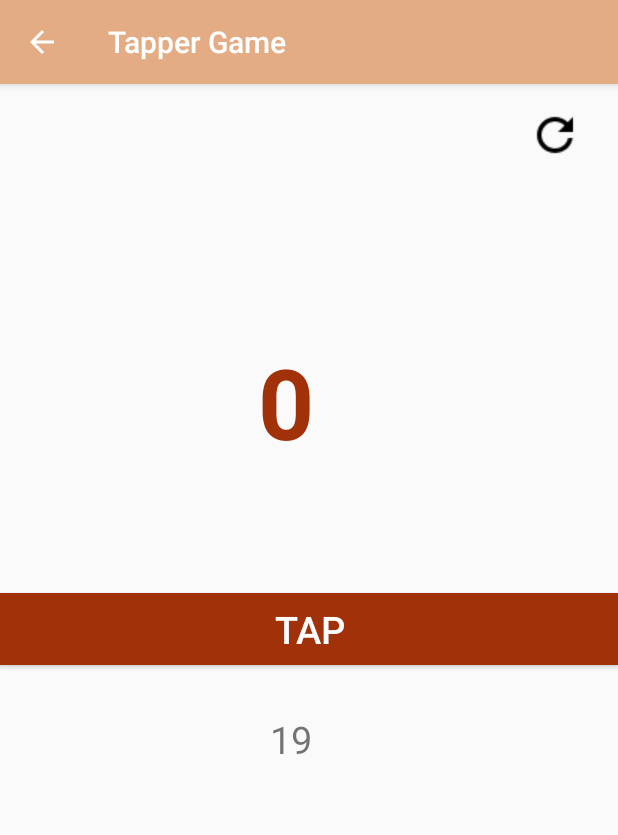
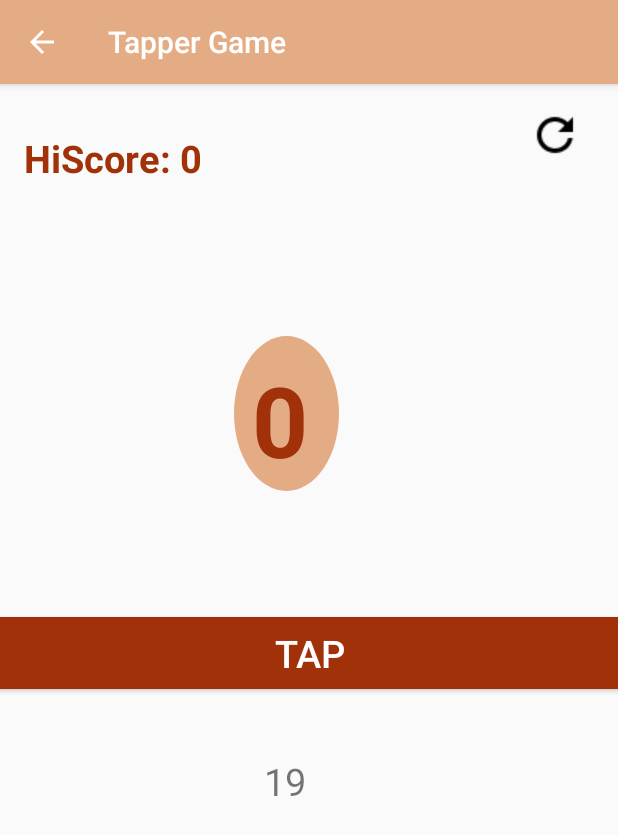
Before and after one commit to occiandiaali/Yawza, an Android app: the Tapper screen opened directly, with no data from a screen before it, on a phone screen of 412 x 824 dp. Shown: the top 835 px of the screen. Run offline under Robolectric (Android 15) with nearby library versions, the phone set to English and light mode, and no system bars; network calls fail.

Commit message:
modify for features

```diff
--- a/app/src/main/java/com/example/ocean/yawza/Entertainment.java
+++ b/app/src/main/java/com/example/ocean/yawza/Entertainment.java
@@ -59,7 +59,7 @@ public class Entertainment extends AppCompatActivity {
                             {
                                 String title = arr.getJSONObject(i).getString("title");
                                 String author = arr.getJSONObject(i).getString("author");
-                                result.add(title+"\n"+author.toUpperCase()+"\n======================\n");
+                                result.add(title+"\nby "+author.toUpperCase()+"\n======================\n");
                             }
                             //Log.d(TAG, result.toString());
                             mTextView.setText(result.toString());
@@ -80,7 +80,7 @@ public class Entertainment extends AppCompatActivity {
                 }, new Response.ErrorListener() {
             @Override
             public void onErrorResponse(VolleyError error) {
-                mTextView.setText("That didn't work!");
+                mTextView.setText("Oops! Something went wrong!\n That's all I know!");
             }
         });
 
--- a/app/src/main/res/layout/activity_tapper.xml
+++ b/app/src/main/res/layout/activity_tapper.xml
@@ -17,12 +17,15 @@
         app:layout_constraintEnd_toEndOf="parent"
         app:layout_constraintTop_toTopOf="parent" />
 
+
     <TextView
         android:id="@+id/countText"
         android:layout_width="wrap_content"
-        android:layout_height="wrap_content"
-        android:layout_marginStart="172dp"
+        android:layout_height="103dp"
+        android:layout_marginStart="156dp"
         android:layout_marginTop="168dp"
+        android:background="@drawable/round_textview"
+        android:padding="12dp"
         android:text="@string/count_display"
         android:textColor="@color/colorPrimaryDark"
         android:textSize="65sp"
@@ -46,11 +49,24 @@
         android:id="@+id/timer_text"
         android:layout_width="wrap_content"
         android:layout_height="wrap_content"
-        android:layout_marginStart="180dp"
-        android:layout_marginTop="32dp"
+        android:layout_marginStart="176dp"
+        android:layout_marginTop="44dp"
         android:text="@string/timer"
         android:textSize="25sp"
         app:layout_constraintStart_toStartOf="parent"
         app:layout_constraintTop_toBottomOf="@+id/count_btn" />
 
+    <TextView
+        android:id="@+id/hi_score_text"
+        android:layout_width="wrap_content"
+        android:layout_height="wrap_content"
+        android:layout_marginStart="16dp"
+        android:layout_marginTop="32dp"
+        android:text="@string/hi_score"
+        android:textStyle="bold"
+        android:textSize="25sp"
+        android:textColor="@color/colorPrimaryDark"
+        app:layout_constraintStart_toStartOf="parent"
+        app:layout_constraintTop_toTopOf="parent" />
+
 </android.support.constraint.ConstraintLayout>
--- a/app/src/main/res/values/strings.xml
+++ b/app/src/main/res/values/strings.xml
@@ -8,4 +8,6 @@
     <string name="tap_game">Tapper Game</string>
     <string name="freshen">Refresh</string>
     <string name="timer">20</string>
+    <string name="hi_score">HiScore: 0</string>
+    <string name="end_game">Time\'s Up!</string>
 </resources>
```
Also changed, not shown: app/src/main/java/com/example/ocean/yawza/Tapper.java (+19 -2 lines).
